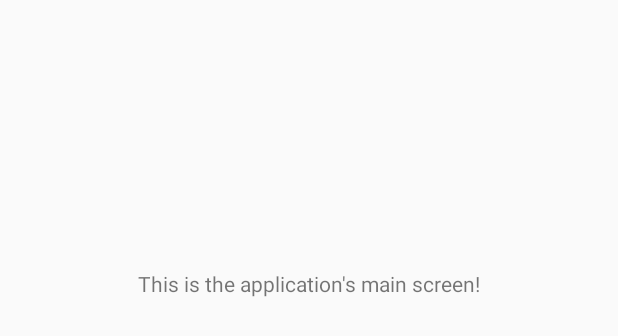
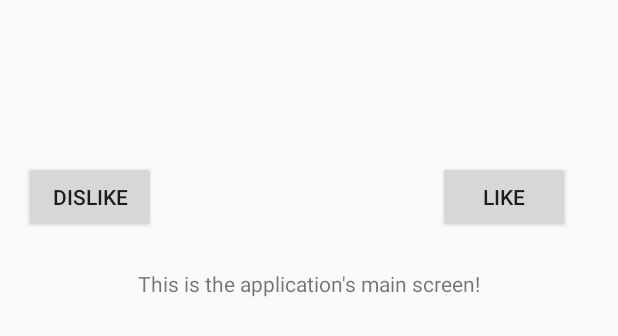
Before and after one commit to anders-wiggers/My-Politician, an Android app: the layout activity_match.xml on its own in the app's theme, with its tools: preview values and no code run, on a phone screen of 412 x 824 dp. Shown: the top 336 px of the screen. Run offline under Robolectric (Android 15) with nearby library versions, the phone set to English and light mode, and no system bars.

Commit message:
- Implemented like functionality - added function that only fetches politicians that has not been seen

```diff
--- a/app/src/main/java/aacorp/mypolitician/Implementation/PoliticianImpl.java
+++ b/app/src/main/java/aacorp/mypolitician/Implementation/PoliticianImpl.java
@@ -26,6 +26,7 @@ public class PoliticianImpl implements Politician {
     private int bannerId;
     private int profilePictureId;
     private Map<String,StrengthImpl> strength;
+    private String id;
 
     public PoliticianImpl(){
     }
@@ -56,6 +57,11 @@ public class PoliticianImpl implements Politician {
     @Override
     public Map<String,StrengthImpl> getStrength() {
         return strength;
+    }
+
+    @Override
+    public String getId(){
+        return id;
     }
 
     public void setName(String name) {
--- a/app/src/main/java/aacorp/mypolitician/activities/LogIn.java
+++ b/app/src/main/java/aacorp/mypolitician/activities/LogIn.java
@@ -42,6 +42,7 @@ public class LogIn extends Activity {
     private FirebaseAuth mAuth;
     private FirebaseUser user;
     private Button mFacebookBtn;
+    private Database db = Database.getInstance();
 
 
     @Override
@@ -68,7 +69,6 @@ public class LogIn extends Activity {
                     public void onSuccess(LoginResult loginResult) {
                         Log.d(TAG, "facebook:onSuccess:" + loginResult);
                         handleFacebookAccessToken(loginResult.getAccessToken());
-                        Database.getInstance().setUID(mAuth.getCurrentUser().getUid());
                     }
 
                     @Override
@@ -93,6 +93,7 @@ public class LogIn extends Activity {
         // Check if user is signed in (non-null) and update UI accordingly.
         FirebaseUser currentUser = mAuth.getCurrentUser();
 
+
         if (currentUser != null) {
             updateUI(currentUser);
         }
@@ -101,6 +102,8 @@ public class LogIn extends Activity {
     //Send user to next page if the login is successful
     public void updateUI(FirebaseUser user){
         Toast.makeText(LogIn.this, "You are logged in", Toast.LENGTH_LONG).show();
+
+        db.setUser(user);
 
         Intent MatchIntent = new Intent(LogIn.this, Match.class);
         startActivity(MatchIntent);
--- a/app/src/main/java/aacorp/mypolitician/framework/Politician.java
+++ b/app/src/main/java/aacorp/mypolitician/framework/Politician.java
@@ -45,4 +45,6 @@ public interface Politician {
      */
     Map<String,StrengthImpl> getStrength();
 
+    String getId();
+
 }
--- a/app/src/main/res/layout/activity_match.xml
+++ b/app/src/main/res/layout/activity_match.xml
@@ -21,10 +21,32 @@
     <ExpandableListView
         android:id="@+id/eList"
         android:layout_width="match_parent"
-        android:layout_height="0dp"
+        android:layout_height="wrap_content"
         android:layout_marginTop="16dp"
         app:layout_constraintTop_toTopOf="@id/MatchTitle">
 
     </ExpandableListView>
 
+    <Button
+        android:id="@+id/dislike"
+        android:layout_width="wrap_content"
+        android:layout_height="wrap_content"
+        android:layout_marginBottom="24dp"
+        android:layout_marginStart="16dp"
+        android:onClick="dislike"
+        android:text="@string/dislike"
+        app:layout_constraintBottom_toTopOf="@+id/MatchTitle"
+        app:layout_constraintStart_toStartOf="parent" />
+
+    <Button
+        android:id="@+id/like"
+        android:layout_width="wrap_content"
+        android:layout_height="wrap_content"
+        android:layout_marginBottom="24dp"
+        android:layout_marginEnd="32dp"
+        android:onClick="like"
+        android:text="@string/like"
+        app:layout_constraintBottom_toTopOf="@+id/MatchTitle"
+        app:layout_constraintEnd_toEndOf="parent" />
+
 </android.support.constraint.ConstraintLayout>
--- a/app/src/main/res/values/strings.xml
+++ b/app/src/main/res/values/strings.xml
@@ -81,5 +81,7 @@
 
     <!-- TODO: Remove or change this placeholder text -->
     <string name="hello_blank_fragment">Hello blank fragment</string>
+    <string name="like">Like</string>
+    <string name="dislike">Dislike</string>
 
 </resources>
```
Also changed, not shown: app/src/main/java/aacorp/mypolitician/activities/Match.java (+58 -11 lines), app/src/main/java/aacorp/mypolitician/framework/Constants.java (added, +7 -0 lines), app/src/main/java/aacorp/mypolitician/framework/User.java (+26 -6 lines), app/src/main/java/aacorp/mypolitician/patterns/Database.java (+86 -12 lines).
